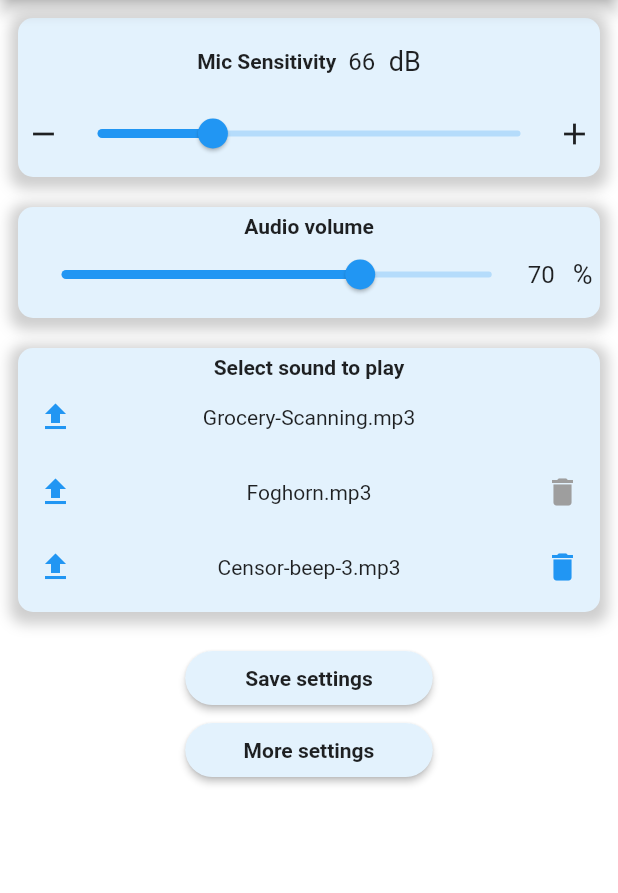
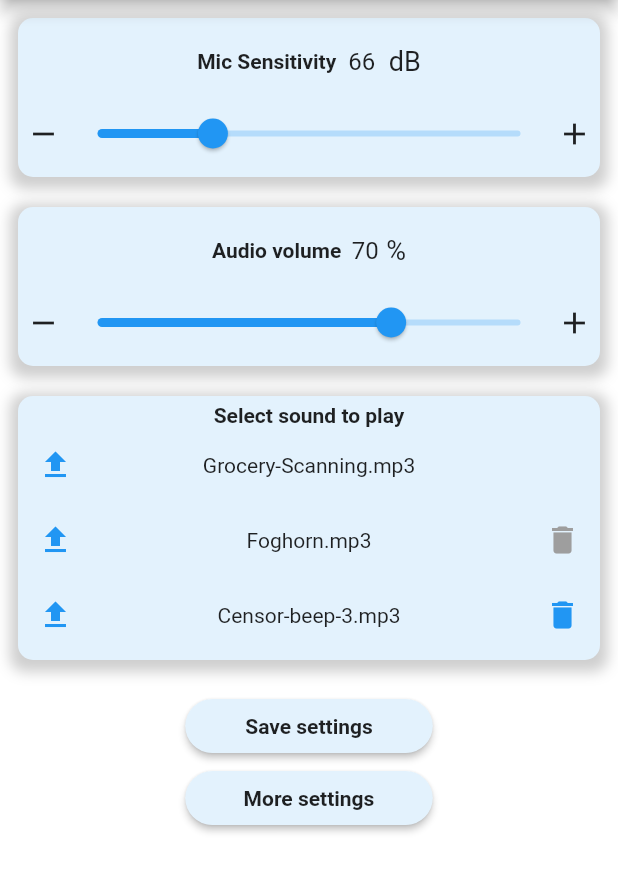
Before and after one commit to masterdodo/flutter-noise-app, a Flutter app: the SettingsScreen screen opened by its route, on a phone screen of 412 x 824 dp, the part 84-977 px from its top. Run offline on Flutter 3.47's test engine with Material 2 defaults, Android fonts, the phone set to English and light mode, and no system bars; our stand-ins replace audioplayers, file_picker, flutter_local_notifications, share, shared_preferences; missing offline and left inert: firebase_admob, flutter_email_sender, noise_meter, volume; accounts and stored records are empty.

Commit message:
sliders redesigned

```diff
--- a/lib/screens/home/homescreen.dart
+++ b/lib/screens/home/homescreen.dart
@@ -435,7 +435,7 @@ class _HomeScreenState extends State<HomeScreen> {
                   AppLocalizations.of(context).translate('sound_volume_string'),
                   style: TextStyle(fontWeight: FontWeight.bold)),
               Container(
-                padding: EdgeInsets.only(left: 7.0),
+                padding: EdgeInsets.only(left: 6.0),
                 width: 30,
                 child: TextField(
                   controller: audioVolumeController,
@@ -474,10 +474,12 @@ class _HomeScreenState extends State<HomeScreen> {
       children: [
         GestureDetector(
           onTap: () {
+            if (_activeAudioVolumeValue > minVal) {
               setState(() {
                 _activeAudioVolumeValue--;
                 audioVolumeController.text = _activeAudioVolumeValue.toString();
               });
+            }
           },
           child: Icon(Icons.remove),
         ),
@@ -500,10 +502,12 @@ class _HomeScreenState extends State<HomeScreen> {
         ),
         GestureDetector(
           onTap: () {
+            if (_activeAudioVolumeValue < maxVal) {
               setState(() {
                 _activeAudioVolumeValue++;
                 audioVolumeController.text = _activeAudioVolumeValue.toString();
               });
+            }
           },
           child: Icon(Icons.add),
         ),
--- a/lib/screens/settings/settingsscreen.dart
+++ b/lib/screens/settings/settingsscreen.dart
@@ -814,8 +814,38 @@ class _SettingsScreenState extends State<SettingsScreen> {
       decoration: sliderBoxDecoration(),
       child: Column(
         children: [
-          Text(AppLocalizations.of(context).translate('sound_volume_string'),
+          Row(
+            mainAxisAlignment: MainAxisAlignment.center,
+            children: [
+              Text(
+                  AppLocalizations.of(context).translate('sound_volume_string'),
                   style: TextStyle(fontWeight: FontWeight.bold)),
+              Container(
+                padding: EdgeInsets.only(left: 7.0),
+                width: 30,
+                child: TextField(
+                  controller: audioVolumeController,
+                  decoration:
+                      InputDecoration(border: InputBorder.none, hintText: '0'),
+                  onChanged: (String text) {
+                    if (double.parse(text) >= _audioVolumeMinValue &&
+                        double.parse(text) <= _audioVolumeMaxValue) {
+                      setState(() {
+                        _currentAudioVolumeValue = int.parse(text);
+                      });
+                    }
+                  },
+                ),
+              ),
+              Container(
+                  child: Text(
+                "%",
+                style: TextStyle(
+                  fontSize: 18,
+                ),
+              )),
+            ],
+          ),
           audioVolumeSliderControl(_audioVolumeMinValue, _audioVolumeMaxValue),
         ],
       ),
@@ -829,8 +859,55 @@ class _SettingsScreenState extends State<SettingsScreen> {
       decoration: sliderBoxDecoration(),
       child: Column(
         children: [
+          Row(
+            mainAxisAlignment: MainAxisAlignment.center,
+            children: [
               Text(AppLocalizations.of(context).translate('timeout_string'),
                   style: TextStyle(fontWeight: FontWeight.bold)),
+              Container(
+                padding: EdgeInsets.only(left: 7.0),
+                width: 30,
+                child: TextField(
+                  controller: timeoutController,
+                  decoration:
+                      InputDecoration(border: InputBorder.none, hintText: '0'),
+                  onChanged: (String text) {
+                    if (double.parse(text) >= _timeoutMinValue &&
+                        double.parse(text) <= _timeoutMaxValue) {
+                      setState(() {
+                        _currentTimeoutValue = int.parse(text);
+                      });
+                    }
+                  },
+                ),
+              ),
+              Container(
+                  width: 46,
+                  child: DropdownButton<String>(
+                    value: _timeoutUnit,
+                    icon: Icon(Icons.arrow_downward),
+                    iconSize: 24,
+                    elevation: 16,
+                    style: TextStyle(color: Colors.black),
+                    underline: Container(
+                      height: 2,
+                      color: Colors.blueAccent,
+                    ),
+                    onChanged: (String newValue) {
+                      setState(() {
+                        _timeoutUnit = newValue;
+                      });
+                    },
+                    items: <String>['sec', 'min', 'hr']
+                        .map<DropdownMenuItem<String>>((String value) {
+                      return DropdownMenuItem<String>(
+                        value: value,
+                        child: Text(value),
+                      );
+                    }).toList(),
+                  )),
+            ],
+          ),
           timeoutSliderControl(_timeoutMinValue, _timeoutMaxValue),
         ],
       ),
@@ -844,8 +921,55 @@ class _SettingsScreenState extends State<SettingsScreen> {
       decoration: sliderBoxDecoration(),
       child: Column(
         children: [
+          Row(
+            mainAxisAlignment: MainAxisAlignment.center,
+            children: [
               Text(AppLocalizations.of(context).translate('time_frame_string'),
                   style: TextStyle(fontWeight: FontWeight.bold)),
+              Container(
+                padding: EdgeInsets.only(left: 7.0),
+                width: 30,
+                child: TextField(
+                  controller: timeSampleController,
+                  decoration:
+                      InputDecoration(border: InputBorder.none, hintText: '0'),
+                  onChanged: (String text) {
+                    if (double.parse(text) >= _timeSampleMinValue &&
+                        double.parse(text) <= _timeSampleMaxValue) {
+                      setState(() {
+                        _currentTimeSampleValue = int.parse(text);
+                      });
+                    }
+                  },
+                ),
+              ),
+              Container(
+                  width: 46,
+                  child: DropdownButton<String>(
+                    value: _timesampleUnit,
+                    icon: Icon(Icons.arrow_drop_down),
+                    iconSize: 24,
+                    elevation: 16,
+                    style: TextStyle(color: Colors.black),
+                    underline: Container(
+                      height: 2,
+                      color: Colors.blueAccent,
+                    ),
+                    onChanged: (String newValue) {
+                      setState(() {
+                        _timesampleUnit = newValue;
+                      });
+                    },
+                    items: <String>['sec', 'min', 'hr']
+                        .map<DropdownMenuItem<String>>((String value) {
+                      return DropdownMenuItem<String>(
+                        value: value,
+                        child: Text(value),
+                      );
+                    }).toList(),
+                  )),
+            ],
+          ),
           timeSampleSliderControl(_timeSampleMinValue, _timeSampleMaxValue),
         ],
       ),
@@ -859,8 +983,55 @@ class _SettingsScreenState extends State<SettingsScreen> {
       decoration: sliderBoxDecoration(),
       child: Column(
         children: [
+          Row(
+            mainAxisAlignment: MainAxisAlignment.center,
+            children: [
               Text(AppLocalizations.of(context).translate('per_sec_string'),
                   style: TextStyle(fontWeight: FontWeight.bold)),
+              Container(
+                padding: EdgeInsets.only(left: 7.0),
+                width: 30,
+                child: TextField(
+                  controller: perSecController,
+                  decoration:
+                      InputDecoration(border: InputBorder.none, hintText: '0'),
+                  onChanged: (String text) {
+                    if (double.parse(text) >= _perSecMinValue &&
+                        double.parse(text) <= _perSecMaxValue) {
+                      setState(() {
+                        _currentPerSecValue = int.parse(text);
+                      });
+                    }
+                  },
+                ),
+              ),
+              Container(
+                  width: 46,
+                  child: DropdownButton<String>(
+                    value: _persecUnit,
+                    icon: Icon(Icons.arrow_drop_down),
+                    iconSize: 24,
+                    elevation: 16,
+                    style: TextStyle(color: Colors.black),
+                    underline: Container(
+                      height: 2,
+                      color: Colors.blueAccent,
+                    ),
+                    onChanged: (String newValue) {
+                      setState(() {
+                        _persecUnit = newValue;
+                      });
+                    },
+                    items: <String>['sec', 'min', 'hr']
+                        .map<DropdownMenuItem<String>>((String value) {
+                      return DropdownMenuItem<String>(
+                        value: value,
+                        child: Text(value),
+                      );
+                    }).toList(),
+                  )),
+            ],
+          ),
           perSecSliderControl(_perSecMinValue, _perSecMaxValue),
         ],
       ),
@@ -1058,10 +1229,12 @@ class _SettingsScreenState extends State<SettingsScreen> {
       children: [
         GestureDetector(
           onTap: () {
+            if (_currentDbValue > minVal) {
               setState(() {
                 _currentDbValue--;
                 dbTresholdController.text = _currentDbValue.toString();
               });
+            }
           },
           child: Icon(Icons.remove),
         ),
@@ -1081,10 +1254,12 @@ class _SettingsScreenState extends State<SettingsScreen> {
         ),
         GestureDetector(
           onTap: () {
+            if (_currentDbValue < maxVal) {
               setState(() {
                 _currentDbValue++;
                 dbTresholdController.text = _currentDbValue.toString();
               });
+            }
           },
           child: Icon(Icons.add),
         ),
@@ -1096,6 +1271,17 @@ class _SettingsScreenState extends State<SettingsScreen> {
   Row perSecSliderControl(double minVal, double maxVal) {
     return Row(
       children: [
+        GestureDetector(
+          onTap: () {
+            if (_currentPerSecValue > minVal) {
+              setState(() {
+                _currentPerSecValue--;
+                perSecController.text = _currentPerSecValue.toString();
+              });
+            }
+          },
+          child: Icon(Icons.remove),
+        ),
         Flexible(
           child: Slider(
               min: minVal,
@@ -1110,47 +1296,17 @@ class _SettingsScreenState extends State<SettingsScreen> {
                 });
               }),
         ),
-        Container(
-          width: 30,
-          child: TextField(
-            controller: perSecController,
-            decoration:
-                InputDecoration(border: InputBorder.none, hintText: '0'),
-            onChanged: (String text) {
-              if (double.parse(text) >= minVal &&
-                  double.parse(text) <= maxVal) {
+        GestureDetector(
+          onTap: () {
+            if (_currentPerSecValue < maxVal) {
               setState(() {
-                  _currentPerSecValue = int.parse(text);
+                _currentPerSecValue++;
+                perSecController.text = _currentPerSecValue.toString();
               });
             }
           },
+          child: Icon(Icons.add),
         ),
-        ),
-        Container(
-            width: 46,
-            child: DropdownButton<String>(
-              value: _persecUnit,
-              icon: Icon(Icons.arrow_downward),
-              iconSize: 24,
-              elevation: 16,
-              style: TextStyle(color: Colors.black),
-              underline: Container(
-                height: 2,
-                color: Colors.blueAccent,
-              ),
-              onChanged: (String newValue) {
-                setState(() {
-                  _persecUnit = newValue;
-                });
-              },
-              items: <String>['sec', 'min', 'hr']
-                  .map<DropdownMenuItem<String>>((String value) {
-                return DropdownMenuItem<String>(
-                  value: value,
-                  child: Text(value),
-                );
-              }).toList(),
-            )),
       ],
     );
   }
@@ -1159,6 +1315,17 @@ class _SettingsScreenState extends State<SettingsScreen> {
   Row timeSampleSliderControl(double minVal, double maxVal) {
     return Row(
       children: [
+        GestureDetector(
+          onTap: () {
+            if (_currentTimeSampleValue > minVal) {
+              setState(() {
+                _currentTimeSampleValue--;
+                timeSampleController.text = _currentTimeSampleValue.toString();
+              });
+            }
+          },
+          child: Icon(Icons.remove),
+        ),
         Flexible(
           child: Slider(
               min: minVal,
@@ -1173,47 +1340,17 @@ class _SettingsScreenState extends State<SettingsScreen> {
                 });
               }),
         ),
-        Container(
-          width: 30,
-          child: TextField(
-            controller: timeSampleController,
-            decoration:
-                InputDecoration(border: InputBorder.none, hintText: '0'),
-            onChanged: (String text) {
-              if (double.parse(text) >= minVal &&
-                  double.parse(text) <= maxVal) {
+        GestureDetector(
+          onTap: () {
+            if (_currentTimeSampleValue < maxVal) {
               setState(() {
-                  _currentTimeSampleValue = int.parse(text);
+                _currentTimeSampleValue++;
+                timeSampleController.text = _currentTimeSampleValue.toString();
               });
             }
           },
+          child: Icon(Icons.add),
         ),
-        ),
-        Container(
-            width: 46,
-            child: DropdownButton<String>(
-              value: _timesampleUnit,
-              icon: Icon(Icons.arrow_downward),
-              iconSize: 24,
-              elevation: 16,
-              style: TextStyle(color: Colors.black),
-              underline: Container(
-                height: 2,
-                color: Colors.blueAccent,
-              ),
-              onChanged: (String newValue) {
-                setState(() {
-                  _timesampleUnit = newValue;
-                });
-              },
-              items: <String>['sec', 'min', 'hr']
-                  .map<DropdownMenuItem<String>>((String value) {
-                return DropdownMenuItem<String>(
-                  value: value,
-                  child: Text(value),
-                );
-              }).toList(),
-            )),
       ],
     );
   }
@@ -1222,6 +1359,17 @@ class _SettingsScreenState extends State<SettingsScreen> {
   Row timeoutSliderControl(double minVal, double maxVal) {
     return Row(
       children: [
+        GestureDetector(
+          onTap: () {
+            if (_currentTimeoutValue > minVal) {
+              setState(() {
+                _currentTimeoutValue--;
+                timeoutController.text = _currentTimeoutValue.toString();
+              });
+            }
+          },
+          child: Icon(Icons.remove),
+        ),
         Flexible(
           child: Slider(
               min: minVal,
@@ -1236,47 +1384,17 @@ class _SettingsScreenState extends State<SettingsScreen> {
                 });
               }),
         ),
-        Container(
-          width: 30,
-          child: TextField(
-            controller: timeoutController,
-            decoration:
-                InputDecoration(border: InputBorder.none, hintText: '0'),
-            onChanged: (String text) {
-              if (double.parse(text) >= minVal &&
-                  double.parse(text) <= maxVal) {
+        GestureDetector(
+          onTap: () {
+            if (_currentTimeoutValue < maxVal) {
               setState(() {
-                  _currentTimeoutValue = int.parse(text);
+                _currentTimeoutValue++;
+                timeoutController.text = _currentTimeoutValue.toString();
               });
             }
           },
+          child: Icon(Icons.add),
         ),
-        ),
-        Container(
-            width: 46,
-            child: DropdownButton<String>(
-              value: _timeoutUnit,
-              icon: Icon(Icons.arrow_downward),
-              iconSize: 24,
-              elevation: 16,
-              style: TextStyle(color: Colors.black),
-              underline: Container(
-                height: 2,
-                color: Colors.blueAccent,
-              ),
-              onChanged: (String newValue) {
-                setState(() {
-                  _timeoutUnit = newValue;
-                });
-              },
-              items: <String>['sec', 'min', 'hr']
-                  .map<DropdownMenuItem<String>>((String value) {
-                return DropdownMenuItem<String>(
-                  value: value,
-                  child: Text(value),
-                );
-              }).toList(),
-            )),
       ],
     );
   }
@@ -1284,6 +1402,18 @@ class _SettingsScreenState extends State<SettingsScreen> {
   Row audioVolumeSliderControl(double minVal, double maxVal) {
     return Row(
       children: [
+        GestureDetector(
+          onTap: () {
+            if (_currentAudioVolumeValue > minVal) {
+              setState(() {
+                _currentAudioVolumeValue--;
+                audioVolumeController.text =
+                    _currentAudioVolumeValue.toString();
+              });
+            }
+          },
+          child: Icon(Icons.remove),
+        ),
         Flexible(
           child: Slider(
               min: minVal,
@@ -1298,29 +1428,18 @@ class _SettingsScreenState extends State<SettingsScreen> {
                 });
               }),
         ),
-        Container(
-          width: 30,
-          child: TextField(
-            controller: audioVolumeController,
-            decoration:
-                InputDecoration(border: InputBorder.none, hintText: '0'),
-            onChanged: (String text) {
-              if (double.parse(text) >= minVal &&
-                  double.parse(text) <= maxVal) {
+        GestureDetector(
+          onTap: () {
+            if (_currentAudioVolumeValue < maxVal) {
               setState(() {
-                  _currentAudioVolumeValue = int.parse(text);
+                _currentAudioVolumeValue++;
+                audioVolumeController.text =
+                    _currentAudioVolumeValue.toString();
               });
             }
           },
+          child: Icon(Icons.add),
         ),
-        ),
-        Container(
-            child: Text(
-          "%",
-          style: TextStyle(
-            fontSize: 18,
-          ),
-        )),
       ],
     );
   }
```
Lines whose indentation alone changed are shown as unchanged.
